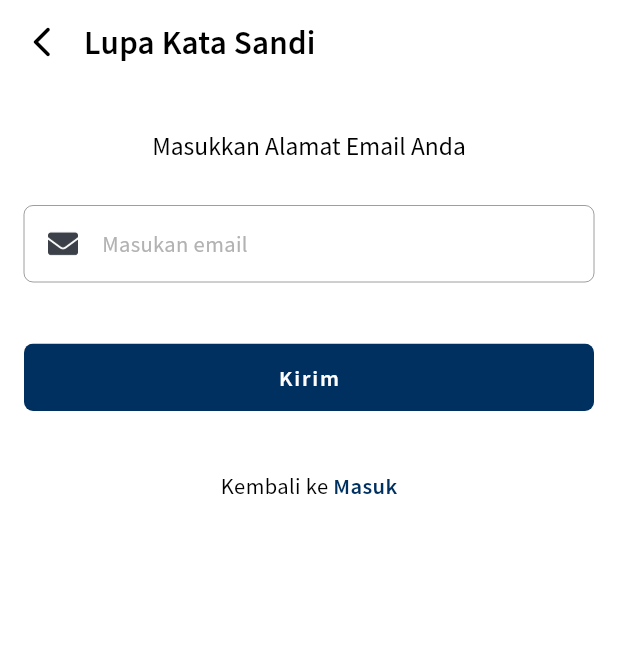
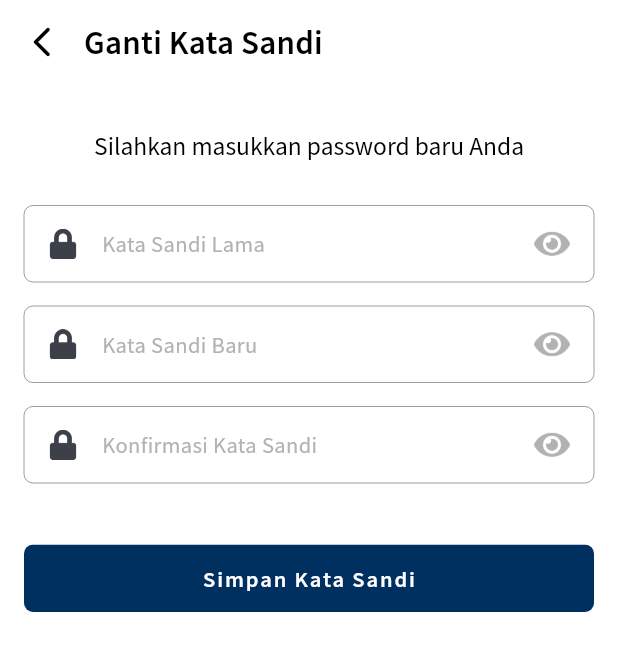
Before and after one commit to erlandmotor/Agent_Mobile_App, a Flutter app: the AccountPage screen opened directly, after a tap on "Ganti Password", on a phone screen of 412 x 824 dp. Shown: the top 651 px of the screen. Run offline on Flutter 3.47's test engine with Material 2 defaults, Android fonts, the phone set to English and light mode, and no system bars; our stand-ins replace dio, shared_preferences; missing offline and left inert: dropdown_below; accounts and stored records are empty; network calls fail.

Commit message:
integrasi to API account done

```diff
--- a/lib/helper/api_url.dart
+++ b/lib/helper/api_url.dart
@@ -7,4 +7,7 @@ class ApiUrl {
   static String signIn = 'auth/signin';
   static String verificationCode = 'auth/otp/validate';
   static String resendPin = 'auth/otp/resend';
+  static String accountProfile = 'users';
+  static String changePassword = 'users/change-password';
+  static String updateProfile = 'users';
 }
--- a/lib/main.dart
+++ b/lib/main.dart
@@ -3,12 +3,16 @@ import 'package:agent_mobile_app/pages/splash_screen.dart';
 import 'package:agent_mobile_app/providers/auth/signin_provider.dart';
 import 'package:agent_mobile_app/providers/auth/signup_provider.dart';
 import 'package:agent_mobile_app/providers/auth/verification_otp_provider.dart';
+import 'package:agent_mobile_app/providers/profile/account_provider.dart';
 
 import 'package:flutter/material.dart';
+import 'package:flutter/services.dart';
 import 'package:provider/provider.dart';
 
 void main() {
   WidgetsFlutterBinding.ensureInitialized();
+  SystemChrome.setPreferredOrientations(
+      [DeviceOrientation.portraitUp, DeviceOrientation.portraitDown]);
   runApp(const MyApp());
 }
 
@@ -25,6 +29,8 @@ class MyApp extends StatelessWidget {
             create: (context) => VePinsProvider()),
         ChangeNotifierProvider<SigninProvider>(
             create: (context) => SigninProvider()),
+        ChangeNotifierProvider<AccountProvider>(
+            create: (context) => AccountProvider()),
       ],
       child: MaterialApp(
         navigatorKey: FormKey().mNavigation,
--- /dev/null
+++ b/lib/models/users_profile_model.dart
@@ -0,0 +1,74 @@
+import 'dart:convert';
+
+AccountModel accountModelFromJson(String str) =>
+    AccountModel.fromJson(json.decode(str));
+
+String accountModelToJson(AccountModel data) => json.encode(data.toJson());
+
+class AccountModel {
+  AccountModel({
+    required this.id,
+    required this.name,
+    required this.email,
+    required this.mobileNumber,
+    required this.createdAt,
+    required this.updatedAt,
+    required this.role,
+  });
+
+  String? id;
+  String? name;
+  String? email;
+  String? mobileNumber;
+  String? createdAt;
+  String? updatedAt;
+  Role? role;
+
+  factory AccountModel.fromJson(Map<String, dynamic> json) => AccountModel(
+        id: json["id"].toString(),
+        name: json["name"].toString(),
+        email: json["email"] ?? '',
+        mobileNumber: json["mobile_number"] ?? '',
+        createdAt: json["created_at"] ?? '',
+        updatedAt: json["updated_at"] ?? '',
+        role: Role.fromJson(json["role"] ?? {}),
+      );
+
+  Map<String, dynamic> toJson() => {
+        "id": id,
+        "name": name,
+        "email": email,
+        "mobile_number": mobileNumber,
+        "created_at": createdAt,
+        "updated_at": updatedAt,
+        "role": role!.toJson(),
+      };
+}
+
+class Role {
+  Role({
+    required this.id,
+    required this.name,
+    required this.createdAt,
+    required this.updatedAt,
+  });
+
+  String? id;
+  String? name;
+  String? createdAt;
+  String? updatedAt;
+
+  factory Role.fromJson(Map<String, dynamic> json) => Role(
+        id: json["id"].toString(),
+        name: json["name"] ?? '',
+        createdAt: json["created_at"] ?? '',
+        updatedAt: json["updated_at"] ?? '',
+      );
+
+  Map<String, dynamic> toJson() => {
+        "id": id,
+        "name": name,
+        "created_at": createdAt,
+        "updated_at": updatedAt,
+      };
+}
--- a/lib/pages/account/account_page.dart
+++ b/lib/pages/account/account_page.dart
@@ -3,22 +3,34 @@ import 'package:agent_mobile_app/helper/routes.dart';
 import 'package:agent_mobile_app/helper/shadow.dart';
 import 'package:agent_mobile_app/helper/themes_colors.dart';
 import 'package:agent_mobile_app/helper/themse_fonts.dart';
+import 'package:agent_mobile_app/pages/account/cpassword_account_page.dart.dart';
 import 'package:agent_mobile_app/pages/account/setting_pricesell_page.dart';
 import 'package:agent_mobile_app/pages/account/widgets/dialog_create_refferal.dart';
 import 'package:agent_mobile_app/pages/auth_page/forgot_password_page.dart';
-import 'package:agent_mobile_app/pages/auth_page/login_page.dart';
 import 'package:agent_mobile_app/pages/poin_page/poin_reward_page.dart';
+import 'package:agent_mobile_app/providers/profile/account_provider.dart';
 import 'package:agent_mobile_app/widget_reusable/widget_button.dart';
 import 'package:flutter/material.dart';
-import 'package:shared_preferences/shared_preferences.dart';
-
+import 'package:provider/provider.dart';
 import 'edit_profile_page.dart';
 
-class AccountPage extends StatelessWidget {
+class AccountPage extends StatefulWidget {
   const AccountPage({Key? key}) : super(key: key);
 
   @override
+  State<AccountPage> createState() => _AccountPageState();
+}
+
+class _AccountPageState extends State<AccountPage> {
+  @override
+  void initState() {
+    context.read<AccountProvider>().getUserData();
+    super.initState();
+  }
+
+  @override
   Widget build(BuildContext context) {
+    return Consumer<AccountProvider>(builder: (BuildContext context, data, _) {
       return Scaffold(
         backgroundColor: Colors.white,
         appBar: AppBar(
@@ -34,29 +46,47 @@ class AccountPage extends StatelessWidget {
           physics: const BouncingScrollPhysics(),
           children: [
             ListTile(
-              contentPadding:
-                  const EdgeInsets.only(bottom: 26, left: 0, top: 0, right: 0),
+                contentPadding: const EdgeInsets.only(
+                    bottom: 26, left: 0, top: 0, right: 0),
                 minVerticalPadding: 0,
                 dense: true,
                 minLeadingWidth: 0,
                 visualDensity: const VisualDensity(vertical: 2),
                 leading: CircleAvatar(
+                  radius: 30,
                   backgroundColor: ColorApp.primaryA3,
-                radius: 30,
+                  child: Text(
+                    data.isLoading == false
+                        ? data.dataAccount.name![0].toUpperCase()
+                        : '',
+                    style: FontStyle.subtitle1SemiBold,
+                  ),
                 ),
                 title: Text(
-                'Nama Saya',
+                  data.isLoading == false
+                      ? data.dataAccount.name!
+                      : 'Loading•••',
                   textAlign: TextAlign.left,
                   style: FontStyle.subtitle1SemiBold,
                 ),
                 subtitle: Text(
-                'emailSaya@gmail.com',
+                  data.isLoading == false
+                      ? data.dataAccount.email!
+                      : '•••@gmail.com',
                   textAlign: TextAlign.left,
                   style: FontStyle.subtitle2,
                 ),
                 trailing: IconButton(
                   onPressed: () {
-                  RouteWidget.push(context: context, page: EditProfilePage());
+                    if (data.isLoading == false) {
+                      RouteWidget.push(
+                          context: context,
+                          page: EditProfilePage(
+                            name: data.dataAccount.name!,
+                            email: data.dataAccount.email!,
+                            phone: data.dataAccount.mobileNumber!,
+                          ));
+                    }
                   },
                   icon: Icon(
                     Icons.edit,
@@ -78,8 +108,8 @@ class AccountPage extends StatelessWidget {
                 children: [
                   Expanded(
                     child: Padding(
-                    padding:
-                        const EdgeInsets.symmetric(vertical: 12, horizontal: 8),
+                      padding: const EdgeInsets.symmetric(
+                          vertical: 12, horizontal: 8),
                       child: Column(
                         mainAxisAlignment: MainAxisAlignment.center,
                         crossAxisAlignment: CrossAxisAlignment.start,
@@ -204,7 +234,8 @@ class AccountPage extends StatelessWidget {
                 minVerticalPadding: 0,
                 visualDensity: const VisualDensity(vertical: -1),
                 onTap: () {
-                RouteWidget.push(context: context, page: ForgotPasswordPage());
+                  RouteWidget.push(
+                      context: context, page: ChangePasswordAccountPage());
                 },
                 title: Text(
                   'Ganti Password',
@@ -320,11 +351,7 @@ class AccountPage extends StatelessWidget {
               ),
             ),
             ButtonCustom.buttonPrimary(
-              onTap: () async {
-                SharedPreferences _pref = await SharedPreferences.getInstance();
-                _pref.clear();
-                RouteWidget.pushReplacment(context: context, page: LoginPage());
-              },
+                onTap: () => context.read<AccountProvider>().logOut(context),
                 colorBtn: ColorApp.primaryA3,
                 text: 'Keluar Akun'.toUpperCase()),
             const SizedBox(
@@ -333,5 +360,6 @@ class AccountPage extends StatelessWidget {
           ],
         ),
       );
+    });
   }
 }
--- /dev/null
+++ b/lib/pages/account/cpassword_account_page.dart.dart
@@ -0,0 +1,156 @@
+import 'package:agent_mobile_app/helper/margin_layout.dart';
+import 'package:agent_mobile_app/helper/themes_colors.dart';
+import 'package:agent_mobile_app/helper/themse_fonts.dart';
+import 'package:agent_mobile_app/pages/auth_page/widgets/widget_form_input.dart';
+import 'package:agent_mobile_app/providers/profile/account_provider.dart';
+import 'package:agent_mobile_app/widget_reusable/widget_appbar_default.dart';
+import 'package:agent_mobile_app/widget_reusable/widget_button.dart';
+import 'package:agent_mobile_app/widget_reusable/widget_text_error.dart';
+import 'package:flutter/material.dart';
+import 'package:provider/provider.dart';
+
+class ChangePasswordAccountPage extends StatelessWidget {
+  ChangePasswordAccountPage({Key? key}) : super(key: key);
+  final TextEditingController _textoldPassword = TextEditingController();
+  final TextEditingController _textPassword = TextEditingController();
+  final TextEditingController _textConfirmPassword = TextEditingController();
+
+  final GlobalKey<FormState> _formKey = GlobalKey<FormState>();
+
+  final ValueNotifier<bool> _oldPasswod = ValueNotifier<bool>(true);
+  final ValueNotifier<bool> _hideNewPasswod = ValueNotifier<bool>(true);
+  final ValueNotifier<bool> _hideConfirmPasswod = ValueNotifier<bool>(true);
+  final ValueNotifier<bool> _equalnewPassword = ValueNotifier<bool>(true);
+
+  @override
+  Widget build(BuildContext context) {
+    return Form(
+      key: _formKey,
+      child: Scaffold(
+        resizeToAvoidBottomInset: false,
+        backgroundColor: Colors.white,
+        appBar: CustomAppBar.appBarDefault(
+          context,
+          backgroundColor: Colors.white,
+          colorComponen: ColorApp.secondary00,
+          title: 'Ganti Kata Sandi',
+        ),
+        body: Padding(
+          padding: Marginlayout.marginhorizontal,
+          child: Column(
+            crossAxisAlignment: CrossAxisAlignment.stretch,
+            children: [
+              const SizedBox(
+                height: 30,
+              ),
+              Text(
+                'Silahkan masukkan password baru Anda',
+                textAlign: TextAlign.center,
+                style: FontStyle.body1,
+              ),
+              const SizedBox(
+                height: 30,
+              ),
+              ValueListenableBuilder<bool>(
+                valueListenable: _oldPasswod,
+                builder: (context, hide, _) => WidgetFormInput(
+                  onTapSuffix: () {
+                    _oldPasswod.value = !_oldPasswod.value;
+                  },
+                  controller: _textoldPassword,
+                  obscureText: hide,
+                  colorSuffix:
+                      hide == true ? ColorApp.secondaryB2 : ColorApp.primaryA3,
+                  hintText: 'Kata Sandi Lama',
+                  iconPrefix: 'assets/icons/lock.png',
+                  iconSuffix: 'assets/icons/eye.png',
+                ),
+              ),
+              ValueListenableBuilder<bool>(
+                  valueListenable:
+                      context.read<AccountProvider>().invalidOldPass,
+                  builder: (context, equal, _) {
+                    if (equal == true) {
+                      return const TextError(
+                          message: 'Kata sandi lama tidak sesuai*');
+                    } else {
+                      return const SizedBox();
+                    }
+                  }),
+              ValueListenableBuilder<bool>(
+                valueListenable: _hideNewPasswod,
+                builder: (context, hide, _) => WidgetFormInput(
+                  onTapSuffix: () {
+                    _hideNewPasswod.value = !_hideNewPasswod.value;
+                  },
+                  controller: _textPassword,
+                  obscureText: hide,
+                  colorSuffix:
+                      hide == true ? ColorApp.secondaryB2 : ColorApp.primaryA3,
+                  hintText: 'Kata Sandi Baru',
+                  iconPrefix: 'assets/icons/lock.png',
+                  iconSuffix: 'assets/icons/eye.png',
+                ),
+              ),
+              ValueListenableBuilder<bool>(
+                valueListenable: _hideConfirmPasswod,
+                builder: (context, hide, _) => WidgetFormInput(
+                  onTapSuffix: () {
+                    _hideConfirmPasswod.value = !_hideConfirmPasswod.value;
+                  },
+                  controller: _textConfirmPassword,
+                  obscureText: hide,
+                  colorSuffix:
+                      hide == true ? ColorApp.secondaryB2 : ColorApp.primaryA3,
+                  hintText: 'Konfirmasi Kata Sandi',
+                  iconPrefix: 'assets/icons/lock.png',
+                  iconSuffix: 'assets/icons/eye.png',
+                ),
+              ),
+              ValueListenableBuilder<bool>(
+                  valueListenable: _equalnewPassword,
+                  builder: (context, equal, _) {
+                    if (equal == true) {
+                      return const SizedBox();
+                    } else {
+                      return const TextError(
+                          message: 'Password yang Anda masukkan tidak sama*');
+                    }
+                  }),
+              const SizedBox(
+                height: 25,
+              ),
+              ValueListenableBuilder<bool>(
+                  valueListenable:
+                      context.read<AccountProvider>().loadUpdatePass,
+                  builder: (context, load, _) {
+                    if (load == true) {
+                      return ButtonCustom.buttonLoading();
+                    } else {
+                      return ButtonCustom.buttonPrimary(
+                          onTap: () {
+                            if (_formKey.currentState!.validate()) {
+                              if (_textPassword.text ==
+                                  _textConfirmPassword.text) {
+                                context.read<AccountProvider>().changePassword(
+                                    context,
+                                    oldPassword: _textoldPassword.text.trim(),
+                                    newPassword:
+                                        _textConfirmPassword.text.trim());
+                                _equalnewPassword.value = true;
+                              } else {
+                                _equalnewPassword.value = false;
+                              }
+                            }
+                          },
+                          colorBtn: ColorApp.primaryA3,
+                          text: 'Simpan Kata Sandi');
+                    }
+                  })
+            ],
+          ),
+        ),
+      ),
+    );
+  }
+}
--- a/lib/pages/auth_page/register_page.dart
+++ b/lib/pages/auth_page/register_page.dart
@@ -1,4 +1,3 @@
-import 'package:agent_mobile_app/helper/form_key.dart';
 import 'package:agent_mobile_app/helper/margin_layout.dart';
 import 'package:agent_mobile_app/helper/routes.dart';
 import 'package:agent_mobile_app/helper/themes_colors.dart';
--- a/lib/providers/auth/verification_otp_provider.dart
+++ b/lib/providers/auth/verification_otp_provider.dart
@@ -43,7 +43,7 @@ class VePinsProvider extends ChangeNotifier {
             image: 'assets/ilustration/success.png',
             title: 'Hore.. Berhasil!',
             description:
-                'Verifikasi akun Anda berhasil nih....Selamat ya! SOMI (SObat MItra) kamu sudaha berhasil menjadi SOMI kami',
+                'Verifikasi akun Anda berhasil nih....Selamat ya! SOMI (SObat MItra) kamu sudah berhasil menjadi SOMI kami',
             buttonAction: ButtonCustom.buttonPrimary(
               onTap: () {
                 RouteWidget.pushAndRemoveUntil(
--- /dev/null
+++ b/lib/providers/profile/account_provider.dart
@@ -0,0 +1,118 @@
+import 'package:agent_mobile_app/helper/api_url.dart';
+import 'package:agent_mobile_app/helper/routes.dart';
+import 'package:agent_mobile_app/models/users_profile_model.dart';
+import 'package:agent_mobile_app/pages/auth_page/login_page.dart';
+import 'package:agent_mobile_app/services/service_api.dart';
+import 'package:agent_mobile_app/widget_reusable/snacbar_error.dart';
+import 'package:dio/dio.dart';
+import 'package:flutter/material.dart';
+import 'package:shared_preferences/shared_preferences.dart';
+
+/// class ini beisikan fungsi :
+/// * mengambil data user
+/// * update atau edit data user
+/// * logout account
+/// * change password
+class AccountProvider extends ChangeNotifier {
+  final ServiceApi _serviceApi = ServiceApi();
+
+  final ValueNotifier<bool> _isUpdate = ValueNotifier<bool>(false);
+  ValueNotifier<bool> get isUpdate => _isUpdate;
+
+  final ValueNotifier<bool> _loadUpdatePass = ValueNotifier<bool>(false);
+  ValueNotifier<bool> get loadUpdatePass => _loadUpdatePass;
+
+  final ValueNotifier<bool> _invalidOldPass = ValueNotifier<bool>(false);
+  ValueNotifier<bool> get invalidOldPass => _invalidOldPass;
+
+  AccountModel _dataAccount = AccountModel.fromJson({});
+  AccountModel get dataAccount => _dataAccount;
+
+  bool _isLoading = true;
+  bool get isLoading => _isLoading;
+
+  Future getUserData() async {
+    _isLoading = true;
+    try {
+      final Map<String, dynamic> response =
+          await _serviceApi.get(url: ApiUrl.accountProfile);
+      if (response['code'] == 200 && response['data'] != null) {
+        _dataAccount = AccountModel.fromJson(response['data']);
+      } else {
+        _dataAccount = AccountModel.fromJson({});
+      }
+      _isLoading = false;
+    } catch (e) {
+      _isLoading = false;
+      _dataAccount = AccountModel.fromJson({});
+    }
+    notifyListeners();
+  }
+
+  Future editProfile(BuildContext context,
+      {required String name, required String noHandphone}) async {
+    _isUpdate.value = true;
+    try {
+      final Map<String, dynamic> response =
+          await _serviceApi.put(urlPath: ApiUrl.updateProfile, body: {
+        "name": name,
+        "mobile_number": noHandphone,
+      });
+      if (response['code'] == 200 && response['data'] != null) {
+        SnackbarCustom()
+            .succesSnacbar(context, message: 'Berhasil melakukan perubahan');
+        Navigator.pop(context);
+      } else {
+        SnackbarCustom()
+            .erorrSnacbar(context, message: 'Gagal melakukan perubahan!');
+      }
+
+      _isUpdate.value = false;
+    } catch (e) {
+      SnackbarCustom()
+          .erorrSnacbar(context, message: 'Gagal melakukan perubahan!');
+      _isUpdate.value = false;
+    }
+  }
+
+  Future changePassword(
+    BuildContext context, {
+    required String oldPassword,
+    required String newPassword,
+  }) async {
+    _loadUpdatePass.value = true;
+    try {
+      final Map<String, dynamic> response =
+          await _serviceApi.put(urlPath: ApiUrl.changePassword, body: {
+        "old_password": oldPassword,
+        "new_password": newPassword,
+      });
+      if (response['code'] == 200 && response['data'] != null) {
+        SnackbarCustom()
+            .succesSnacbar(context, message: 'Berhasil perbarui kata sandi');
+        _invalidOldPass.value = false;
+        Navigator.pop(context);
+      } else if (response['code'] == 400 && response['data'] == null) {
+        _invalidOldPass.value = true;
+      } else {
+        _invalidOldPass.value = false;
+        SnackbarCustom()
+            .erorrSnacbar(context, message: 'Gagal perbarui kata sandi');
+        print(response);
+      }
+
+      _loadUpdatePass.value = false;
+    } catch (e) {
+      SnackbarCustom()
+          .erorrSnacbar(context, message: 'Gagal perbarui kata sandi');
+      _invalidOldPass.value = false;
+      _loadUpdatePass.value = false;
+    }
+  }
+
+  Future logOut(BuildContext context) async {
+    final SharedPreferences pref = await SharedPreferences.getInstance();
+    pref.clear();
+    RouteWidget.pushReplacment(context: context, page: LoginPage());
+  }
+}
```
Also changed, not shown: lib/pages/account/edit_profile_page.dart (+55 -58 lines), lib/pages/auth_page/widgets/widget_form_input.dart (+43 -0 lines), lib/services/service_api.dart (+45 -22 lines), lib/widget_reusable/snacbar_error.dart (+10 -1 lines). Lines whose indentation alone changed are shown as unchanged.
